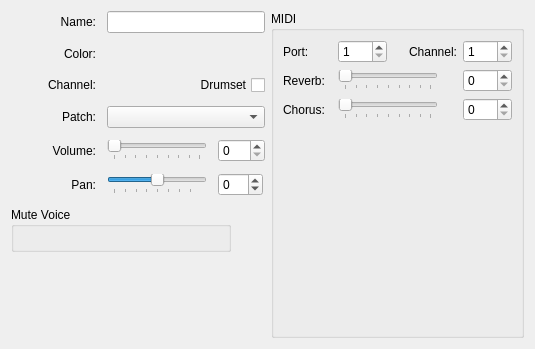
This is mscore/mixerdetails.ui in Obliquely/MuseScore as Qt 5 draws it before an edit. The edited form follows.
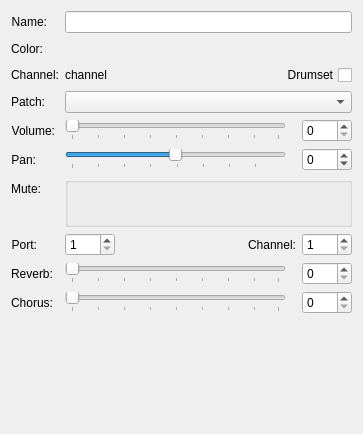
This is the edited form. Custom widgets are drawn as their Qt base class.

Commit message: Re-worked the layout of the details view. Makes sense, I think, to only ever have one column. And options to hide some of the items to make it less tall and have only relevant stuff.

The edit to the form file:
```diff
--- a/mscore/mixerdetails.ui
+++ b/mscore/mixerdetails.ui
@@ -6,8 +6,8 @@
    <rect>
     <x>0</x>
     <y>0</y>
-    <width>535</width>
-    <height>349</height>
+    <width>363</width>
+    <height>434</height>
    </rect>
   </property>
   <property name="sizePolicy">
@@ -16,60 +16,192 @@
     <verstretch>0</verstretch>
    </sizepolicy>
   </property>
-  <layout class="QGridLayout" name="gridLayout">
+  <property name="maximumSize">
+   <size>
+    <width>363</width>
+    <height>16777215</height>
+   </size>
+  </property>
+  <layout class="QFormLayout" name="formLayout">
    <item row="0" column="0">
-    <layout class="QGridLayout" name="patchDetailsLayout">
-     <property name="spacing">
-      <number>11</number>
+    <widget class="QLabel" name="labelName">
+     <property name="sizePolicy">
+      <sizepolicy hsizetype="Minimum" vsizetype="Preferred">
+       <horstretch>0</horstretch>
+       <verstretch>0</verstretch>
+      </sizepolicy>
      </property>
-     <item row="4" column="1" rowspan="2" colspan="2">
-      <widget class="QComboBox" name="patchCombo">
-       <property name="sizePolicy">
-        <sizepolicy hsizetype="Minimum" vsizetype="Fixed">
-         <horstretch>0</horstretch>
-         <verstretch>0</verstretch>
-        </sizepolicy>
-       </property>
-       <property name="minimumSize">
-        <size>
-         <width>100</width>
-         <height>0</height>
-        </size>
-       </property>
+     <property name="text">
+      <string>Name:</string>
+     </property>
+     <property name="alignment">
+      <set>Qt::AlignRight|Qt::AlignTrailing|Qt::AlignVCenter</set>
+     </property>
+     <property name="buddy">
+      <cstring>mutePerVoiceHolder</cstring>
+     </property>
+    </widget>
+   </item>
+   <item row="0" column="1">
+    <widget class="QLineEdit" name="partNameLineEdit">
+     <property name="sizePolicy">
+      <sizepolicy hsizetype="Minimum" vsizetype="Fixed">
+       <horstretch>0</horstretch>
+       <verstretch>0</verstretch>
+      </sizepolicy>
+     </property>
+     <property name="minimumSize">
+      <size>
+       <width>100</width>
+       <height>0</height>
+      </size>
+     </property>
+     <property name="maximumSize">
+      <size>
+       <width>16777215</width>
+       <height>16777215</height>
+      </size>
+     </property>
+     <property name="toolTip">
+      <string>Part name</string>
+     </property>
+    </widget>
+   </item>
+   <item row="1" column="0">
+    <widget class="QLabel" name="labelTrackColor">
+     <property name="sizePolicy">
+      <sizepolicy hsizetype="Minimum" vsizetype="Preferred">
+       <horstretch>0</horstretch>
+       <verstretch>0</verstretch>
+      </sizepolicy>
+     </property>
+     <property name="text">
+      <string>Color:</string>
+     </property>
+     <property name="alignment">
+      <set>Qt::AlignRight|Qt::AlignTrailing|Qt::AlignVCenter</set>
+     </property>
+    </widget>
+   </item>
+   <item row="1" column="1">
+    <widget class="Awl::ColorLabel" name="trackColorLabel">
+     <property name="minimumSize">
+      <size>
+       <width>100</width>
+       <height>20</height>
+      </size>
+     </property>
+     <property name="toolTip">
+      <string>Track color</string>
+     </property>
+    </widget>
+   </item>
+   <item row="2" column="0">
+    <widget class="QLabel" name="labelChannel">
+     <property name="sizePolicy">
+      <sizepolicy hsizetype="Minimum" vsizetype="Preferred">
+       <horstretch>0</horstretch>
+       <verstretch>0</verstretch>
+      </sizepolicy>
+     </property>
+     <property name="text">
+      <string>Channel:</string>
+     </property>
+     <property name="alignment">
+      <set>Qt::AlignRight|Qt::AlignTrailing|Qt::AlignVCenter</set>
+     </property>
+    </widget>
+   </item>
+   <item row="2" column="1">
+    <layout class="QHBoxLayout" name="channelLayout">
+     <item>
+      <widget class="QLabel" name="channelLabel">
        <property name="toolTip">
         <string>Patch voice</string>
        </property>
+       <property name="text">
+        <string>channel</string>
+       </property>
       </widget>
      </item>
-     <item row="1" column="1" colspan="2">
-      <widget class="QLineEdit" name="partNameLineEdit">
+     <item>
+      <widget class="QCheckBox" name="drumkitCheck">
        <property name="sizePolicy">
-        <sizepolicy hsizetype="Minimum" vsizetype="Fixed">
+        <sizepolicy hsizetype="Preferred" vsizetype="Fixed">
          <horstretch>0</horstretch>
          <verstretch>0</verstretch>
         </sizepolicy>
        </property>
-       <property name="minimumSize">
-        <size>
-         <width>100</width>
-         <height>0</height>
-        </size>
+       <property name="layoutDirection">
+        <enum>Qt::RightToLeft</enum>
        </property>
-       <property name="maximumSize">
-        <size>
-         <width>160</width>
-         <height>16777215</height>
-        </size>
+       <property name="text">
+        <string>Drumset</string>
        </property>
        <property name="toolTip">
         <string>Part name</string>
        </property>
       </widget>
      </item>
-     <item row="6" column="1" rowspan="2">
+    </layout>
+   </item>
+   <item row="3" column="0">
+    <widget class="QLabel" name="labelPatch">
+     <property name="sizePolicy">
+      <sizepolicy hsizetype="Minimum" vsizetype="Preferred">
+       <horstretch>0</horstretch>
+       <verstretch>0</verstretch>
+      </sizepolicy>
+     </property>
+     <property name="text">
+      <string>Patch:</string>
+     </property>
+     <property name="alignment">
+      <set>Qt::AlignRight|Qt::AlignTrailing|Qt::AlignVCenter</set>
+     </property>
+    </widget>
+   </item>
+   <item row="3" column="1">
+    <widget class="QComboBox" name="patchCombo">
+     <property name="sizePolicy">
+      <sizepolicy hsizetype="Minimum" vsizetype="Fixed">
+       <horstretch>0</horstretch>
+       <verstretch>0</verstretch>
+      </sizepolicy>
+     </property>
+     <property name="minimumSize">
+      <size>
+       <width>100</width>
+       <height>0</height>
+      </size>
+     </property>
+     <property name="toolTip">
+      <string>Patch voice</string>
+     </property>
+    </widget>
+   </item>
+   <item row="4" column="0">
+    <widget class="QLabel" name="labelVolume">
+     <property name="sizePolicy">
+      <sizepolicy hsizetype="Minimum" vsizetype="Preferred">
+       <horstretch>0</horstretch>
+       <verstretch>0</verstretch>
+      </sizepolicy>
+     </property>
+     <property name="text">
+      <string>Volume:</string>
+     </property>
+     <property name="alignment">
+      <set>Qt::AlignRight|Qt::AlignTrailing|Qt::AlignVCenter</set>
+     </property>
+    </widget>
+   </item>
+   <item row="4" column="1">
+    <layout class="QHBoxLayout" name="horizontalLayout">
+     <item>
       <widget class="QSlider" name="volumeSlider">
        <property name="sizePolicy">
-        <sizepolicy hsizetype="Fixed" vsizetype="Fixed">
+        <sizepolicy hsizetype="Minimum" vsizetype="Fixed">
          <horstretch>0</horstretch>
          <verstretch>0</verstretch>
         </sizepolicy>
@@ -82,7 +214,7 @@
        </property>
        <property name="maximumSize">
         <size>
-         <width>100</width>
+         <width>16777215</width>
          <height>16777215</height>
         </size>
        </property>
@@ -112,136 +244,77 @@
        </property>
       </widget>
      </item>
-     <item row="2" column="1" colspan="2">
-      <widget class="Awl::ColorLabel" name="trackColorLabel">
-       <property name="minimumSize">
+     <item>
+      <spacer name="horizontalSpacer">
+       <property name="orientation">
+        <enum>Qt::Horizontal</enum>
+       </property>
+       <property name="sizeType">
+        <enum>QSizePolicy::Preferred</enum>
+       </property>
+       <property name="sizeHint" stdset="0">
         <size>
-         <width>100</width>
+         <width>10</width>
          <height>20</height>
         </size>
        </property>
-       <property name="toolTip">
-        <string>Track color</string>
-       </property>
-      </widget>
+      </spacer>
      </item>
-     <item row="8" column="0">
-      <widget class="QLabel" name="labelPan">
-       <property name="sizePolicy">
-        <sizepolicy hsizetype="Minimum" vsizetype="Preferred">
-         <horstretch>0</horstretch>
-         <verstretch>0</verstretch>
-        </sizepolicy>
-       </property>
-       <property name="text">
-        <string>Pan:</string>
-       </property>
-       <property name="alignment">
-        <set>Qt::AlignRight|Qt::AlignTrailing|Qt::AlignVCenter</set>
-       </property>
-      </widget>
-     </item>
-     <item row="8" column="2">
-      <widget class="QDoubleSpinBox" name="panSpinBox">
+     <item>
+      <widget class="QDoubleSpinBox" name="volumeSpinBox">
        <property name="sizePolicy">
         <sizepolicy hsizetype="Fixed" vsizetype="Fixed">
          <horstretch>0</horstretch>
          <verstretch>0</verstretch>
         </sizepolicy>
        </property>
+       <property name="minimumSize">
+        <size>
+         <width>50</width>
+         <height>0</height>
+        </size>
+       </property>
+       <property name="maximumSize">
+        <size>
+         <width>50</width>
+         <height>16777215</height>
+        </size>
+       </property>
        <property name="toolTip">
         <string>Pan</string>
        </property>
        <property name="decimals">
         <number>0</number>
        </property>
-       <property name="minimum">
-        <double>-63.000000000000000</double>
-       </property>
        <property name="maximum">
-        <double>64.000000000000000</double>
+        <double>127.000000000000000</double>
        </property>
       </widget>
      </item>
-     <item row="9" column="0" colspan="3">
-      <widget class="QGroupBox" name="mutePerVoiceBox">
-       <property name="sizePolicy">
-        <sizepolicy hsizetype="Fixed" vsizetype="Minimum">
-         <horstretch>0</horstretch>
-         <verstretch>0</verstretch>
-        </sizepolicy>
-       </property>
-       <property name="maximumSize">
-        <size>
-         <width>220</width>
-         <height>16777215</height>
-        </size>
-       </property>
-       <property name="title">
-        <string>Mute Voice</string>
-       </property>
-       <layout class="QVBoxLayout" name="verticalLayout_2">
-        <property name="spacing">
-         <number>0</number>
-        </property>
-        <property name="leftMargin">
-         <number>0</number>
-        </property>
-        <property name="topMargin">
-         <number>0</number>
-        </property>
-        <property name="rightMargin">
-         <number>0</number>
-        </property>
-        <property name="bottomMargin">
-         <number>0</number>
-        </property>
-        <item>
-         <layout class="QHBoxLayout" name="mutePerVoiceHozLayout">
-          <item>
-           <layout class="QVBoxLayout" name="mutePerVoiceArea">
-            <property name="spacing">
-             <number>0</number>
-            </property>
-            <property name="leftMargin">
-             <number>11</number>
-            </property>
-            <property name="topMargin">
-             <number>11</number>
-            </property>
-            <property name="rightMargin">
-             <number>11</number>
-            </property>
-            <property name="bottomMargin">
-             <number>11</number>
-            </property>
-           </layout>
-          </item>
-          <item>
-           <spacer name="mutePerVoiceHozSpacer">
-            <property name="orientation">
-             <enum>Qt::Horizontal</enum>
-            </property>
-            <property name="sizeType">
-             <enum>QSizePolicy::Minimum</enum>
-            </property>
-            <property name="sizeHint" stdset="0">
-             <size>
-              <width>40</width>
-              <height>20</height>
-             </size>
-            </property>
-           </spacer>
-          </item>
-         </layout>
-        </item>
-       </layout>
-      </widget>
-     </item>
-     <item row="8" column="1">
+    </layout>
+   </item>
+   <item row="5" column="0">
+    <widget class="QLabel" name="labelPan">
+     <property name="sizePolicy">
+      <sizepolicy hsizetype="Minimum" vsizetype="Preferred">
+       <horstretch>0</horstretch>
+       <verstretch>0</verstretch>
+      </sizepolicy>
+     </property>
+     <property name="text">
+      <string>Pan:</string>
+     </property>
+     <property name="alignment">
+      <set>Qt::AlignRight|Qt::AlignTrailing|Qt::AlignVCenter</set>
+     </property>
+    </widget>
+   </item>
+   <item row="5" column="1">
+    <layout class="QHBoxLayout" name="horizontalLayout_2">
+     <item>
       <widget class="QSlider" name="panSlider">
        <property name="sizePolicy">
-        <sizepolicy hsizetype="Fixed" vsizetype="Fixed">
+        <sizepolicy hsizetype="Minimum" vsizetype="Fixed">
          <horstretch>0</horstretch>
          <verstretch>0</verstretch>
         </sizepolicy>
@@ -254,7 +327,7 @@
        </property>
        <property name="maximumSize">
         <size>
-         <width>100</width>
+         <width>16777215</width>
          <height>16777215</height>
         </size>
        </property>
@@ -281,75 +354,126 @@
        </property>
       </widget>
      </item>
-     <item row="10" column="0">
-      <spacer name="patchDetailsVerticalSpacer">
+     <item>
+      <spacer name="horizontalSpacer_2">
        <property name="orientation">
-        <enum>Qt::Vertical</enum>
+        <enum>Qt::Horizontal</enum>
        </property>
+       <property name="sizeType">
+        <enum>QSizePolicy::Preferred</enum>
+       </property>
        <property name="sizeHint" stdset="0">
         <size>
-         <width>20</width>
-         <height>40</height>
+         <width>10</width>
+         <height>20</height>
         </size>
        </property>
       </spacer>
      </item>
-     <item row="1" column="0" alignment="Qt::AlignRight">
-      <widget class="QLabel" name="labelName">
+     <item>
+      <widget class="QDoubleSpinBox" name="panSpinBox">
        <property name="sizePolicy">
-        <sizepolicy hsizetype="Minimum" vsizetype="Preferred">
+        <sizepolicy hsizetype="Fixed" vsizetype="Fixed">
          <horstretch>0</horstretch>
          <verstretch>0</verstretch>
         </sizepolicy>
        </property>
-       <property name="text">
-        <string>Name:</string>
+       <property name="minimumSize">
+        <size>
+         <width>50</width>
+         <height>0</height>
+        </size>
        </property>
-       <property name="alignment">
-        <set>Qt::AlignRight|Qt::AlignTrailing|Qt::AlignVCenter</set>
+       <property name="maximumSize">
+        <size>
+         <width>50</width>
+         <height>16777215</height>
+        </size>
        </property>
-      </widget>
-     </item>
-     <item row="6" column="0" rowspan="2">
-      <widget class="QLabel" name="labelVolume">
-       <property name="sizePolicy">
-        <sizepolicy hsizetype="Minimum" vsizetype="Preferred">
-         <horstretch>0</horstretch>
-         <verstretch>0</verstretch>
-        </sizepolicy>
+       <property name="toolTip">
+        <string>Pan</string>
        </property>
-       <property name="text">
-        <string>Volume:</string>
+       <property name="decimals">
+        <number>0</number>
        </property>
-       <property name="alignment">
-        <set>Qt::AlignRight|Qt::AlignTrailing|Qt::AlignVCenter</set>
+       <property name="minimum">
+        <double>-63.000000000000000</double>
        </property>
+       <property name="maximum">
+        <double>64.000000000000000</double>
+       </property>
       </widget>
      </item>
-     <item row="4" column="0" rowspan="2">
-      <widget class="QLabel" name="labelPatch">
-       <property name="sizePolicy">
-        <sizepolicy hsizetype="Minimum" vsizetype="Preferred">
-         <horstretch>0</horstretch>
-         <verstretch>0</verstretch>
-        </sizepolicy>
+    </layout>
+   </item>
+   <item row="6" column="0">
+    <widget class="QLabel" name="labelMute">
+     <property name="sizePolicy">
+      <sizepolicy hsizetype="Minimum" vsizetype="Preferred">
+       <horstretch>0</horstretch>
+       <verstretch>0</verstretch>
+      </sizepolicy>
+     </property>
+     <property name="text">
+      <string>Mute:</string>
+     </property>
+     <property name="alignment">
+      <set>Qt::AlignRight|Qt::AlignTrailing|Qt::AlignVCenter</set>
+     </property>
+    </widget>
+   </item>
+   <item row="7" column="0">
+    <widget class="QLabel" name="labelMidiPort">
+     <property name="text">
+      <string>Port:</string>
+     </property>
+     <property name="alignment">
+      <set>Qt::AlignRight|Qt::AlignTrailing|Qt::AlignVCenter</set>
+     </property>
+    </widget>
+   </item>
+   <item row="7" column="1">
+    <layout class="QHBoxLayout" name="horizontalLayout_5">
+     <item>
+      <widget class="QSpinBox" name="portSpinBox">
+       <property name="minimumSize">
+        <size>
+         <width>50</width>
+         <height>0</height>
+        </size>
        </property>
-       <property name="text">
-        <string>Patch:</string>
+       <property name="maximumSize">
+        <size>
+         <width>50</width>
+         <height>16777215</height>
+        </size>
        </property>
-       <property name="alignment">
-        <set>Qt::AlignRight|Qt::AlignTrailing|Qt::AlignVCenter</set>
+       <property name="toolTip">
+        <string>MIDI port number</string>
        </property>
+       <property name="minimum">
+        <number>1</number>
+       </property>
+       <property name="maximum">
+        <number>16</number>
+       </property>
       </widget>
      </item>
-     <item row="3" column="0">
-      <widget class="QLabel" name="labelChannel">
-       <property name="sizePolicy">
-        <sizepolicy hsizetype="Minimum" vsizetype="Preferred">
-         <horstretch>0</horstretch>
-         <verstretch>0</verstretch>
-        </sizepolicy>
+     <item>
+      <spacer name="horizontalSpacer_3">
+       <property name="orientation">
+        <enum>Qt::Horizontal</enum>
        </property>
+       <property name="sizeHint" stdset="0">
+        <size>
+         <width>40</width>
+         <height>20</height>
+        </size>
+       </property>
+      </spacer>
+     </item>
+     <item>
+      <widget class="QLabel" name="labelMidiChannel">
        <property name="text">
         <string>Channel:</string>
        </property>
@@ -358,310 +482,278 @@
        </property>
       </widget>
      </item>
-     <item row="6" column="2" rowspan="2">
-      <widget class="QDoubleSpinBox" name="volumeSpinBox">
+     <item>
+      <widget class="QSpinBox" name="channelSpinBox">
        <property name="sizePolicy">
         <sizepolicy hsizetype="Fixed" vsizetype="Fixed">
          <horstretch>0</horstretch>
          <verstretch>0</verstretch>
         </sizepolicy>
        </property>
+       <property name="minimumSize">
+        <size>
+         <width>50</width>
+         <height>0</height>
+        </size>
+       </property>
+       <property name="maximumSize">
+        <size>
+         <width>50</width>
+         <height>16777215</height>
+        </size>
+       </property>
        <property name="toolTip">
         <string>Volume</string>
        </property>
-       <property name="decimals">
-        <number>0</number>
+       <property name="minimum">
+        <number>1</number>
        </property>
        <property name="maximum">
-        <double>127.000000000000000</double>
+        <number>16</number>
        </property>
       </widget>
      </item>
-     <item row="3" column="1" colspan="2">
-      <layout class="QHBoxLayout" name="channelLayout">
-       <item>
-        <widget class="QLabel" name="channelLabel">
-         <property name="toolTip">
-          <string>Channel name</string>
-         </property>
-         <property name="text">
-          <string/>
-         </property>
-        </widget>
-       </item>
-       <item>
-        <widget class="QCheckBox" name="drumkitCheck">
-         <property name="sizePolicy">
-          <sizepolicy hsizetype="Preferred" vsizetype="Fixed">
-           <horstretch>0</horstretch>
-           <verstretch>0</verstretch>
-          </sizepolicy>
-         </property>
-         <property name="layoutDirection">
-          <enum>Qt::RightToLeft</enum>
-         </property>
-         <property name="text">
-          <string>Drumset</string>
-         </property>
-        </widget>
-       </item>
-      </layout>
-     </item>
-     <item row="2" column="0">
-      <widget class="QLabel" name="labelTrackColor">
+    </layout>
+   </item>
+   <item row="8" column="0">
+    <widget class="QLabel" name="labelReverb">
+     <property name="text">
+      <string>Reverb:</string>
+     </property>
+     <property name="alignment">
+      <set>Qt::AlignCenter</set>
+     </property>
+    </widget>
+   </item>
+   <item row="8" column="1">
+    <layout class="QHBoxLayout" name="horizontalLayout_4">
+     <item>
+      <widget class="QSlider" name="reverbSlider">
        <property name="sizePolicy">
-        <sizepolicy hsizetype="Minimum" vsizetype="Preferred">
+        <sizepolicy hsizetype="Minimum" vsizetype="Fixed">
          <horstretch>0</horstretch>
          <verstretch>0</verstretch>
         </sizepolicy>
        </property>
-       <property name="text">
-        <string>Color:</string>
+       <property name="minimumSize">
+        <size>
+         <width>100</width>
+         <height>0</height>
+        </size>
        </property>
-       <property name="alignment">
-        <set>Qt::AlignRight|Qt::AlignTrailing|Qt::AlignVCenter</set>
+       <property name="maximumSize">
+        <size>
+         <width>16777215</width>
+         <height>16777215</height>
+        </size>
        </property>
+       <property name="toolTip">
+        <string>MIDI OUT reverb</string>
+       </property>
+       <property name="maximum">
+        <number>127</number>
+       </property>
+       <property name="pageStep">
+        <number>16</number>
+       </property>
+       <property name="orientation">
+        <enum>Qt::Horizontal</enum>
+       </property>
+       <property name="tickPosition">
+        <enum>QSlider::TicksBelow</enum>
+       </property>
       </widget>
      </item>
-     <item row="11" column="0" colspan="3">
-      <spacer name="horizontalSpacer">
+     <item>
+      <spacer name="horizontalSpacer_4">
        <property name="orientation">
         <enum>Qt::Horizontal</enum>
        </property>
        <property name="sizeType">
-        <enum>QSizePolicy::Minimum</enum>
+        <enum>QSizePolicy::Preferred</enum>
        </property>
        <property name="sizeHint" stdset="0">
         <size>
-         <width>150</width>
+         <width>10</width>
          <height>20</height>
         </size>
        </property>
       </spacer>
      </item>
+     <item>
+      <widget class="QDoubleSpinBox" name="reverbSpinBox">
+       <property name="sizePolicy">
+        <sizepolicy hsizetype="Fixed" vsizetype="Fixed">
+         <horstretch>0</horstretch>
+         <verstretch>0</verstretch>
+        </sizepolicy>
+       </property>
+       <property name="minimumSize">
+        <size>
+         <width>50</width>
+         <height>0</height>
+        </size>
+       </property>
+       <property name="maximumSize">
+        <size>
+         <width>50</width>
+         <height>16777215</height>
+        </size>
+       </property>
+       <property name="toolTip">
+        <string>MIDI OUT reverb</string>
+       </property>
+       <property name="decimals">
+        <number>0</number>
+       </property>
+       <property name="maximum">
+        <double>127.000000000000000</double>
+       </property>
+      </widget>
+     </item>
     </layout>
    </item>
-   <item row="0" column="1">
-    <layout class="QVBoxLayout" name="midiAndMuteLayout">
+   <item row="9" column="0">
+    <widget class="QLabel" name="labelChorus">
+     <property name="text">
+      <string>Chorus:</string>
+     </property>
+     <property name="alignment">
+      <set>Qt::AlignRight|Qt::AlignTrailing|Qt::AlignVCenter</set>
+     </property>
+    </widget>
+   </item>
+   <item row="9" column="1">
+    <layout class="QHBoxLayout" name="horizontalLayout_3">
      <item>
-      <widget class="QGroupBox" name="midiGroupBox">
+      <widget class="QSlider" name="chorusSlider">
        <property name="sizePolicy">
-        <sizepolicy hsizetype="Minimum" vsizetype="Minimum">
+        <sizepolicy hsizetype="Minimum" vsizetype="Fixed">
          <horstretch>0</horstretch>
          <verstretch>0</verstretch>
         </sizepolicy>
        </property>
        <property name="minimumSize">
         <size>
-         <width>0</width>
-         <height>144</height>
+         <width>100</width>
+         <height>0</height>
         </size>
        </property>
+       <property name="maximumSize">
+        <size>
+         <width>16777215</width>
+         <height>16777215</height>
+        </size>
+       </property>
        <property name="toolTip">
         <string>MIDI OUT controllers</string>
        </property>
-       <property name="title">
-        <string notr="true">MIDI</string>
+       <property name="maximum">
+        <number>127</number>
        </property>
-       <property name="alignment">
-        <set>Qt::AlignLeading|Qt::AlignLeft|Qt::AlignTop</set>
+       <property name="orientation">
+        <enum>Qt::Horizontal</enum>
        </property>
-       <property name="flat">
-        <bool>false</bool>
+       <property name="tickPosition">
+        <enum>QSlider::TicksBelow</enum>
        </property>
-       <layout class="QGridLayout" name="gridLayout_2">
-        <item row="0" column="0">
-         <layout class="QGridLayout" name="midiGrid">
-          <item row="0" column="2">
-           <spacer name="midiPartHozSpacer">
-            <property name="orientation">
-             <enum>Qt::Horizontal</enum>
-            </property>
-            <property name="sizeType">
-             <enum>QSizePolicy::Fixed</enum>
-            </property>
-            <property name="sizeHint" stdset="0">
-             <size>
-              <width>10</width>
-              <height>20</height>
-             </size>
-            </property>
-           </spacer>
-          </item>
-          <item row="1" column="4">
-           <widget class="QDoubleSpinBox" name="reverbSpinBox">
-            <property name="toolTip">
-             <string>MIDI OUT reverb</string>
-            </property>
-            <property name="decimals">
-             <number>0</number>
-            </property>
-            <property name="maximum">
-             <double>127.000000000000000</double>
-            </property>
-           </widget>
-          </item>
-          <item row="2" column="0">
-           <widget class="QLabel" name="labelChorus">
-            <property name="text">
-             <string>Chorus:</string>
-            </property>
-           </widget>
-          </item>
-          <item row="2" column="1" colspan="3">
-           <widget class="QSlider" name="chorusSlider">
-            <property name="sizePolicy">
-             <sizepolicy hsizetype="Fixed" vsizetype="Fixed">
-              <horstretch>0</horstretch>
-              <verstretch>0</verstretch>
-             </sizepolicy>
-            </property>
-            <property name="minimumSize">
-             <size>
-              <width>100</width>
-              <height>0</height>
-             </size>
-            </property>
-            <property name="maximumSize">
-             <size>
-              <width>100</width>
-              <height>16777215</height>
-             </size>
-            </property>
-            <property name="toolTip">
-             <string>MIDI OUT chorus</string>
-            </property>
-            <property name="maximum">
-             <number>127</number>
-            </property>
-            <property name="orientation">
-             <enum>Qt::Horizontal</enum>
-            </property>
-            <property name="tickPosition">
-             <enum>QSlider::TicksBelow</enum>
-            </property>
-            <property name="tickInterval">
-             <number>16</number>
-            </property>
-           </widget>
-          </item>
-          <item row="1" column="0">
-           <widget class="QLabel" name="labelReverb">
-            <property name="text">
-             <string>Reverb:</string>
-            </property>
-           </widget>
-          </item>
-          <item row="2" column="4">
-           <widget class="QDoubleSpinBox" name="chorusSpinBox">
-            <property name="toolTip">
-             <string>MIDI OUT chorus</string>
-            </property>
-            <property name="decimals">
-             <number>0</number>
-            </property>
-            <property name="maximum">
-             <double>127.000000000000000</double>
-            </property>
-           </widget>
-          </item>
-          <item row="0" column="1">
-           <widget class="QSpinBox" name="portSpinBox">
-            <property name="toolTip">
-             <string>MIDI port number</string>
-            </property>
-            <property name="minimum">
-             <number>1</number>
-            </property>
-            <property name="maximum">
-             <number>16</number>
-            </property>
-           </widget>
-          </item>
-          <item row="0" column="0">
-           <widget class="QLabel" name="labelMidiPort">
-            <property name="text">
-             <string>Port:</string>
-            </property>
-           </widget>
-          </item>
-          <item row="0" column="3">
-           <widget class="QLabel" name="labelMidiChannel">
-            <property name="text">
-             <string>Channel:</string>
-            </property>
-           </widget>
-          </item>
-          <item row="1" column="1" colspan="3">
-           <widget class="QSlider" name="reverbSlider">
-            <property name="sizePolicy">
-             <sizepolicy hsizetype="Fixed" vsizetype="Fixed">
-              <horstretch>0</horstretch>
-              <verstretch>0</verstretch>
-             </sizepolicy>
-            </property>
-            <property name="minimumSize">
-             <size>
-              <width>100</width>
-              <height>0</height>
-             </size>
-            </property>
-            <property name="maximumSize">
-             <size>
-              <width>100</width>
-              <height>16777215</height>
-             </size>
-            </property>
-            <property name="toolTip">
-             <string>MIDI OUT reverb</string>
-            </property>
-            <property name="maximum">
-             <number>127</number>
-            </property>
-            <property name="pageStep">
-             <number>16</number>
-            </property>
-            <property name="orientation">
-             <enum>Qt::Horizontal</enum>
-            </property>
-            <property name="tickPosition">
-             <enum>QSlider::TicksBelow</enum>
-            </property>
-           </widget>
-          </item>
-          <item row="0" column="4">
-           <widget class="QSpinBox" name="channelSpinBox">
-            <property name="toolTip">
-             <string>MIDI channel number</string>
-            </property>
-            <property name="minimum">
-             <number>1</number>
-            </property>
-            <property name="maximum">
-             <number>16</number>
-            </property>
-           </widget>
-          </item>
-         </layout>
-        </item>
-        <item row="1" column="0">
-         <spacer name="midiGroupVerticalSpacer">
-          <property name="orientation">
-           <enum>Qt::Vertical</enum>
-          </property>
-          <property name="sizeHint" stdset="0">
-           <size>
-            <width>20</width>
-            <height>40</height>
-           </size>
-          </property>
-         </spacer>
-        </item>
-       </layout>
+       <property name="tickInterval">
+        <number>16</number>
+       </property>
       </widget>
      </item>
+     <item>
+      <spacer name="horizontalSpacer_5">
+       <property name="orientation">
+        <enum>Qt::Horizontal</enum>
+       </property>
+       <property name="sizeType">
+        <enum>QSizePolicy::Preferred</enum>
+       </property>
+       <property name="sizeHint" stdset="0">
+        <size>
+         <width>10</width>
+         <height>20</height>
+        </size>
+       </property>
+      </spacer>
+     </item>
+     <item>
+      <widget class="QDoubleSpinBox" name="chorusSpinBox">
+       <property name="sizePolicy">
+        <sizepolicy hsizetype="Fixed" vsizetype="Fixed">
+         <horstretch>0</horstretch>
+         <verstretch>0</verstretch>
+        </sizepolicy>
+       </property>
+       <property name="minimumSize">
+        <size>
+         <width>50</width>
+         <height>0</height>
+        </size>
+       </property>
+       <property name="maximumSize">
+        <size>
+         <width>50</width>
+         <height>16777215</height>
+        </size>
+       </property>
+       <property name="toolTip">
+        <string>MIDI OUT chorus</string>
+       </property>
+       <property name="decimals">
+        <number>0</number>
+       </property>
+       <property name="maximum">
+        <double>127.000000000000000</double>
+       </property>
+      </widget>
+     </item>
     </layout>
    </item>
+   <item row="6" column="1">
+    <widget class="QGroupBox" name="mutePerVoiceHolder">
+     <property name="sizePolicy">
+      <sizepolicy hsizetype="Minimum" vsizetype="Preferred">
+       <horstretch>0</horstretch>
+       <verstretch>0</verstretch>
+      </sizepolicy>
+     </property>
+     <property name="minimumSize">
+      <size>
+       <width>0</width>
+       <height>50</height>
+      </size>
+     </property>
+     <property name="focusPolicy">
+      <enum>Qt::TabFocus</enum>
+     </property>
+     <property name="title">
+      <string/>
+     </property>
+     <property name="flat">
+      <bool>false</bool>
+     </property>
+     <layout class="QHBoxLayout" name="mutePerVoiceHozLayout">
+      <item>
+       <layout class="QGridLayout" name="mutePerVoiceGridLayout"/>
+      </item>
+      <item>
+       <spacer name="horizontalSpacer_6">
+        <property name="orientation">
+         <enum>Qt::Horizontal</enum>
+        </property>
+        <property name="sizeHint" stdset="0">
+         <size>
+          <width>40</width>
+          <height>20</height>
+         </size>
+        </property>
+       </spacer>
+      </item>
+     </layout>
+    </widget>
+   </item>
   </layout>
  </widget>
  <customwidgets>
```
Left out of the diff: 11 changed lines with no effect on the pictures. The commit also changes 4 other files.
